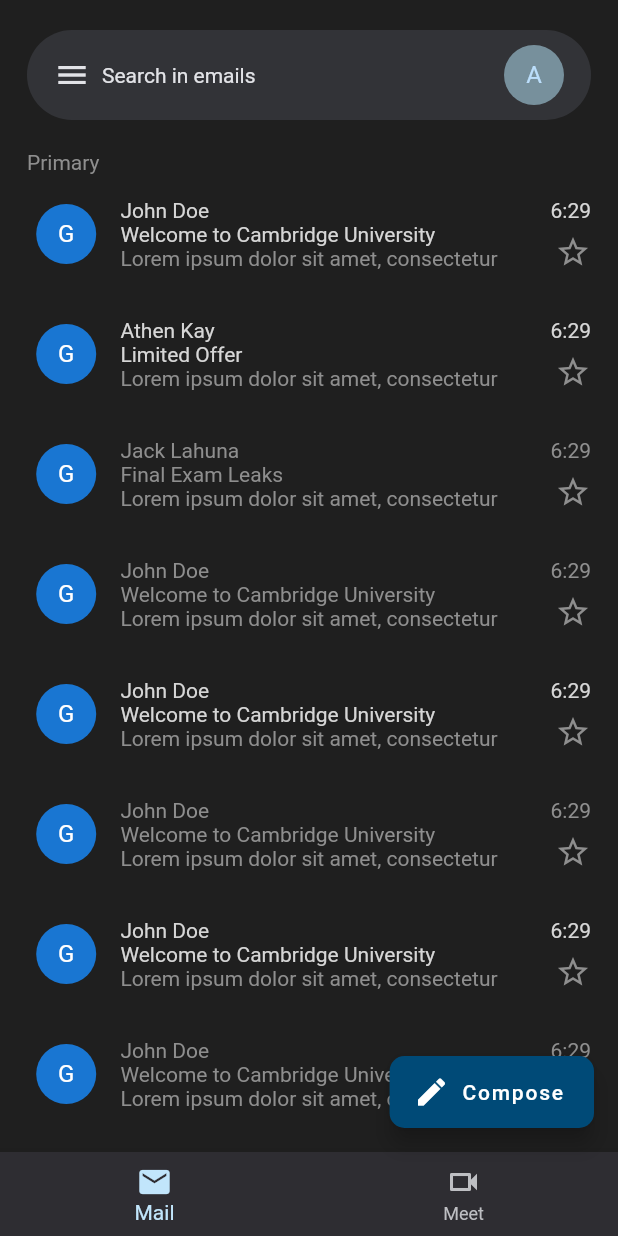
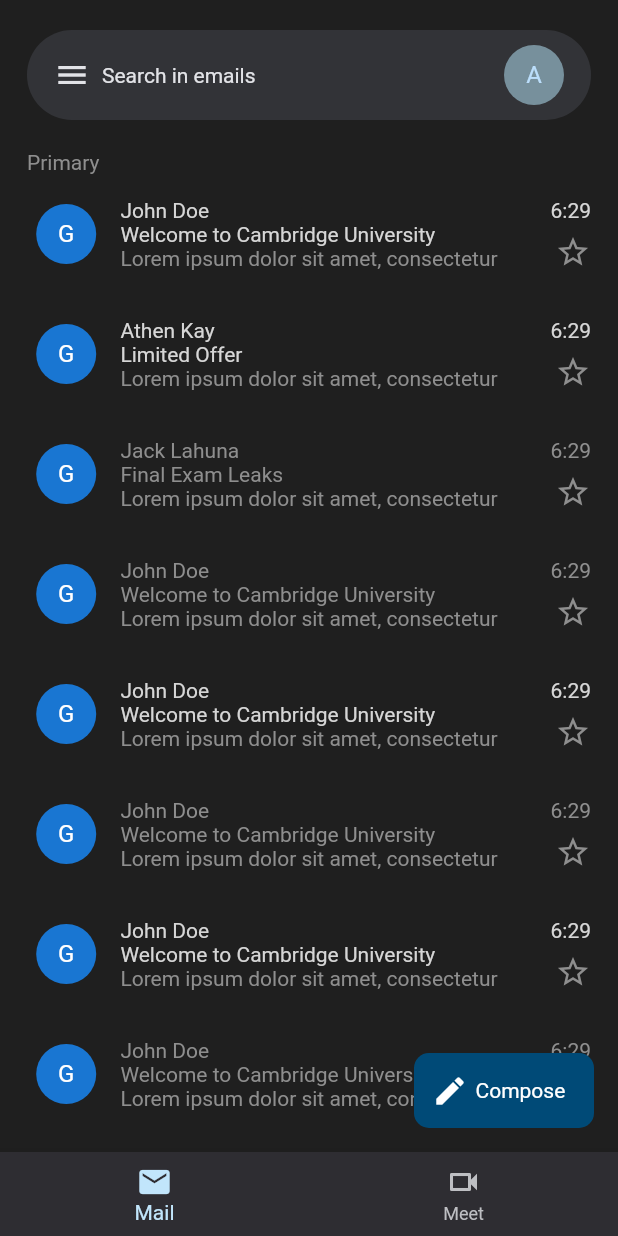
Before and after one commit to altafsyah/flutter-ui, a Flutter app: the screen it shows after launch, on a phone screen of 412 x 824 dp. Run offline on Flutter 3.47's test engine with Material 2 defaults, Android fonts, the phone set to English and light mode, and no system bars; our stand-ins replace google_fonts, iconly, permission_handler, screenshot; missing offline and left inert: flutter_downloader.

Commit message:
Update Gmail UI

```diff
--- a/Gmail - Flutter UI/gmail_ui/lib/main.dart
+++ b/Gmail - Flutter UI/gmail_ui/lib/main.dart
@@ -129,6 +129,44 @@ class _HomeScreenState extends State<HomeScreen> {
   }
 
   bool isScroll = true;
+  double width = 120;
+  Widget floatingActionButton() {
+    return AnimatedContainer(
+      padding: EdgeInsets.symmetric(horizontal: 12, vertical: 10),
+      width: width,
+      duration: Duration(milliseconds: 200),
+      height: 50,
+      child: SingleChildScrollView(
+        scrollDirection: Axis.horizontal,
+        physics: NeverScrollableScrollPhysics(),
+        child: width == 120
+            ? Row(
+                mainAxisAlignment: MainAxisAlignment.spaceAround,
+                children: [
+                  Icon(
+                    Icons.edit,
+                    color: Colors.white,
+                  ),
+                  SizedBox(
+                    width: 5,
+                  ),
+                  width == 120
+                      ? Text(
+                          'Compose',
+                          style: primaryText.copyWith(color: Colors.white),
+                        )
+                      : Text('')
+                ],
+              )
+            : Icon(
+                Icons.edit,
+                color: Colors.white,
+              ),
+      ),
+      decoration: BoxDecoration(
+          color: accentColor, borderRadius: BorderRadius.circular(10)),
+    );
+  }
 
   @override
   Widget build(BuildContext context) {
@@ -139,11 +177,11 @@ class _HomeScreenState extends State<HomeScreen> {
           onNotification: (notification) {
             if (notification.direction == ScrollDirection.forward) {
               setState(() {
-                isScroll = true;
+                width = 120;
               });
             } else if (notification.direction == ScrollDirection.reverse) {
               setState(() {
-                isScroll = false;
+                width = 50;
               });
             }
             return true;
@@ -185,15 +223,16 @@ class _HomeScreenState extends State<HomeScreen> {
                 icon: Icon(Icons.videocam_outlined), label: 'Meet')
           ],
         ),
-        floatingActionButton: FloatingActionButton.extended(
-          onPressed: () {},
-          label: Text('Compose'),
-          backgroundColor: accentColor,
-          shape:
-              RoundedRectangleBorder(borderRadius: BorderRadius.circular(10)),
-          isExtended: isScroll,
-          icon: Icon(Icons.edit),
-        ),
+        floatingActionButton: floatingActionButton(),
+        //  FloatingActionButton.extended(
+        //   onPressed: () {},
+        //   label: Text('Compose'),
+        //   backgroundColor: accentColor,
+        //   shape:
+        //       RoundedRectangleBorder(borderRadius: BorderRadius.circular(10)),
+        //   isExtended: isScroll,
+        //   icon: Icon(Icons.edit),
+        // ),
         floatingActionButtonLocation: FloatingActionButtonLocation.endFloat,
       ),
     );
```
